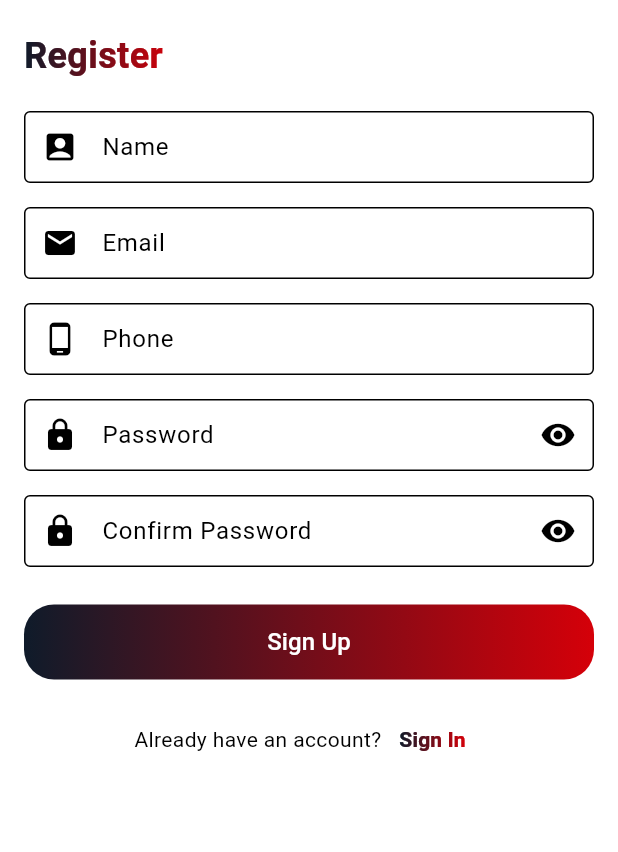
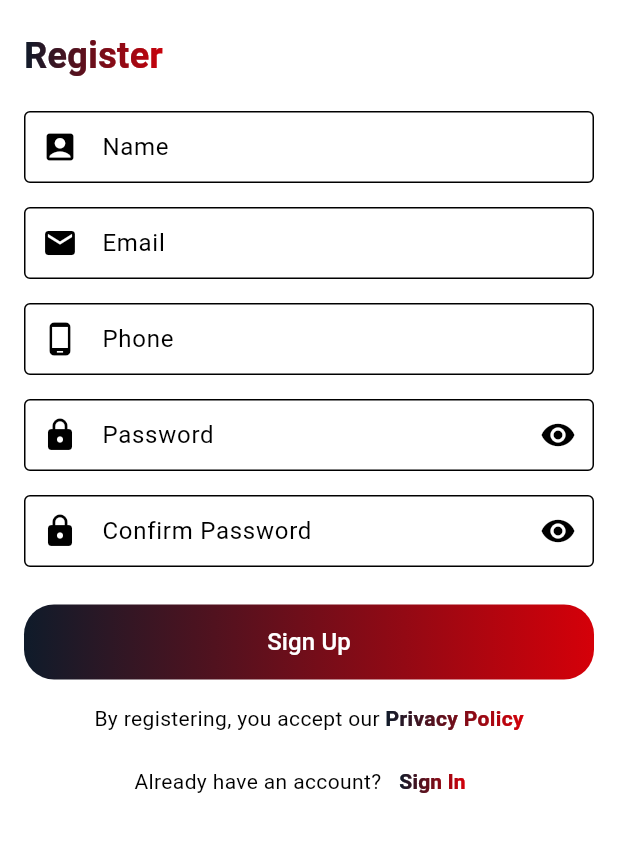
Before and after one commit to anishssa/aps-app, a Flutter app: the screen it shows after launch, after a tap on "Sign In", after a tap on "Sign Up", on a phone screen of 412 x 824 dp, the part 276-1128 px from its top. Run offline on Flutter 3.47's test engine with Material 3 defaults, Android fonts, the phone set to English and light mode, and no system bars; our stand-ins replace dio, file_picker, firebase_core, firebase_messaging, flutter_rating_bar, get and 2 more; accounts and stored records are empty; network calls fail.

Commit message:
added privacy

```diff
--- a/lib/main.dart
+++ b/lib/main.dart
@@ -16,26 +16,61 @@ import './pages/address_action.dart';
 import './pages/product.dart';
 import 'api.dart';
 
+@pragma('vm:entry-point')
+Future<void> _bgHandler(RemoteMessage msg) async {
+  await Firebase.initializeApp();
+  // handle background data here
+  print('BG msg: ${msg.data}');
+}
+
 void main() async {
   WidgetsFlutterBinding.ensureInitialized();
-
   await Firebase.initializeApp();
   Api.initializeInterceptors();
+
+  await FirebaseMessaging.instance.requestPermission(
+    alert: true,
+    badge: true,
+    sound: true,
+    announcement: false,
+    carPlay: false,
+    criticalAlert: false,
+    provisional: false,
+  );
+
+  // Background handler
+  FirebaseMessaging.onBackgroundMessage(_bgHandler);
 
   var authController = Get.put(AuthController());
   final FirebaseMessaging _fcm = FirebaseMessaging.instance;
   String? token = await _fcm.getToken();
   if (token != null) {
-    print(token);
     await Api.saveFcmToken(token);
   }
+
+  // Handle background messages
+  FirebaseMessaging.onBackgroundMessage((RemoteMessage message) async {
+    print('Received a message in background!');
+    print('Message data: ${message}');
+    print('Message data: ${message.data}');
+    if (message.notification != null) {
+      print('Notif title: ${message.notification?.title}');
+      print('Notif body : ${message.notification?.body}');
+    }
+  });
+
+  FirebaseMessaging.onMessageOpenedApp.listen((RemoteMessage message) {
+    Get.toNamed('/service');
+  });
+
   // Listen for foreground messages
   FirebaseMessaging.onMessage.listen((RemoteMessage message) {
     print('Received a message in foreground!');
     print('Message data: ${message}');
     print('Message data: ${message.data}');
     if (message.notification != null) {
-      print('Message also contained a notification: ${message.notification}');
+      print('Notif title: ${message.notification?.title}');
+      print('Notif body : ${message.notification?.body}');
     }
   });
 
@@ -59,7 +94,7 @@ void main() async {
           ),
         ),
       ),
-      home: authController.isLoggedIn.value ?  Service() : const Login(),
+      home: authController.isLoggedIn.value ? Service() : const Login(),
       debugShowCheckedModeBanner: false,
       getPages: [
         GetPage(name: '/', page: () => const Login()),
--- a/lib/pages/register.dart
+++ b/lib/pages/register.dart
@@ -1,6 +1,7 @@
 import 'package:aps_app/components/GradientText.dart';
 import 'package:flutter/material.dart';
 import 'package:get/get.dart';
+import 'package:url_launcher/url_launcher.dart';
 
 import '../components/HaveAccountComponent.dart';
 import '../components/InputComponent.dart';
@@ -202,6 +203,25 @@ class _RegisterState extends State<Register> {
                         ),
                 ),
                 const SizedBox(height: 16),
+                Row(
+                  mainAxisAlignment: MainAxisAlignment.center,
+                  children: [
+                    const Text("By registering, you accept our "),
+                    GestureDetector(
+                      onTap:  () {
+                        launchUrl(Uri.parse('https://apshome.in/privacy-policy'));
+                      },
+                      child: GradientText(
+                        "Privacy Policy",
+                        style: TextStyle(
+                          color: Theme.of(context).colorScheme.primary,
+                          fontWeight: FontWeight.bold,
+                        ),
+                      )
+                    ),
+                  ],
+                ),
+                const SizedBox(height: 8),
                 HaveAccountComponent(
                   text: 'Already have an account?',
                   actionText: 'Sign In',
--- a/pubspec.yaml
+++ b/pubspec.yaml
@@ -16,7 +16,7 @@ publish_to: 'none' # Remove this line if you wish to publish to pub.dev
 # https://developer.apple.com/library/archive/documentation/General/Reference/InfoPlistKeyReference/Articles/CoreFoundationKeys.html
 # In Windows, build-name is used as the major, minor, and patch parts
 # of the product and file versions while build-number is used as the build suffix.
-version: 1.0.0+1
+version: 1.0.1+2
 
 environment:
   sdk: ^3.9.2
@@ -43,10 +43,11 @@ dependencies:
   file_picker:
   path_provider: ^2.1.5
   open_file: ^3.5.10
-  flutter_native_splash: ^2.4.6
+  flutter_native_splash: ^2.4.7
   intl: ^0.20.2
   firebase_messaging: ^16.0.3
   firebase_core: ^4.2.0
+  url_launcher: ^6.3.2
 
 dev_dependencies:
   flutter_test:
```
Also changed, not shown: pubspec.lock, 5 other files.
